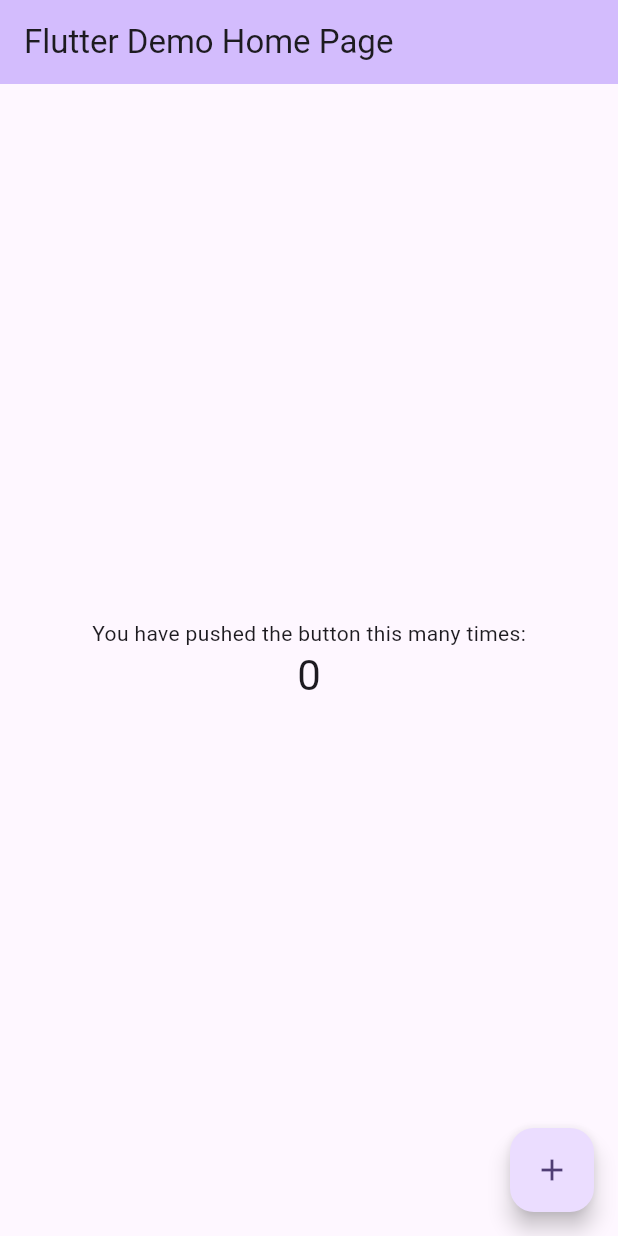
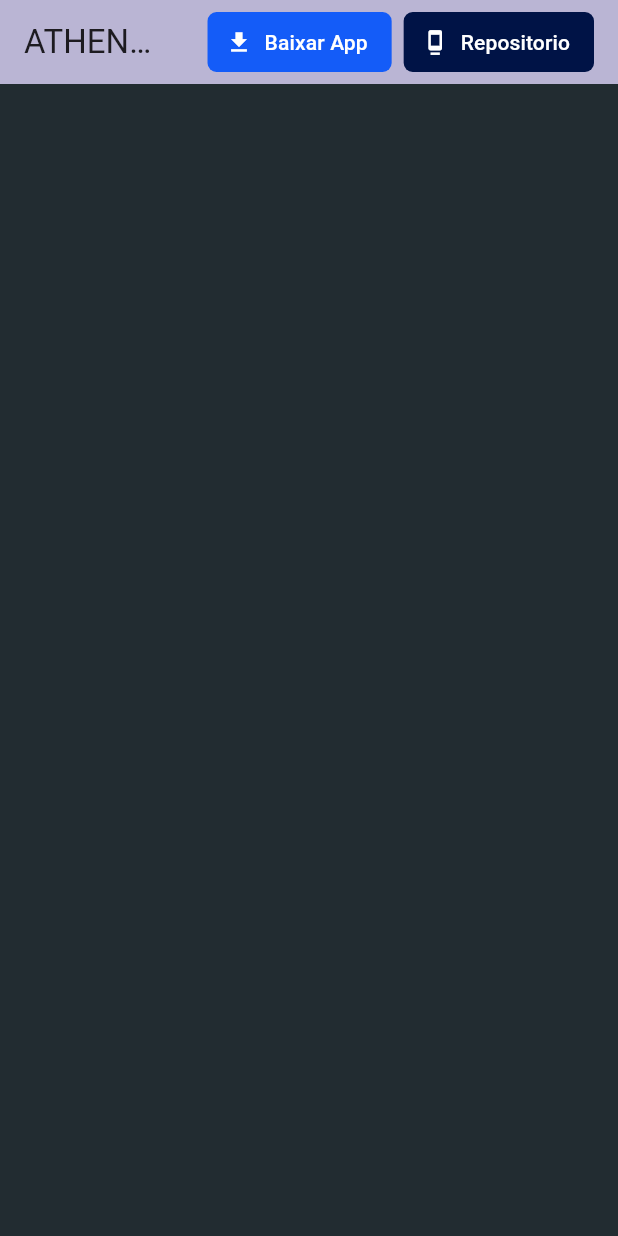
Before and after one commit to ianpage08/Athena-Academy-Website, a Flutter app: the screen it shows after launch, on a phone screen of 412 x 824 dp. Run offline on Flutter 3.47's test engine with Material 3 defaults, Android fonts, the light colour scheme and no system bars.

Commit message:
feat: construção do nav bar e botoes de ação

```diff
--- /dev/null
+++ b/site_athena_academy/lib/app.dart
@@ -0,0 +1,19 @@
+import 'package:flutter/material.dart';
+import 'package:site_athena_academy/sections/header/header_section.dart';
+
+class App extends StatefulWidget {
+  const App({super.key});
+
+  @override
+  State<App> createState() => _AppState();
+}
+
+class _AppState extends State<App> {
+  @override
+  Widget build(BuildContext context) {
+    return Scaffold(
+      backgroundColor: const Color.fromARGB(255, 34, 44, 49),
+      appBar: HeaderSection(),
+    );
+  }
+}
--- a/site_athena_academy/lib/main.dart
+++ b/site_athena_academy/lib/main.dart
@@ -1,4 +1,5 @@
 import 'package:flutter/material.dart';
+import 'package:site_athena_academy/app.dart';
 
 void main() {
   runApp(const MyApp());
@@ -13,110 +14,10 @@ class MyApp extends StatelessWidget {
     return MaterialApp(
       title: 'Flutter Demo',
       theme: ThemeData(
-        // This is the theme of your application.
-        //
-        // TRY THIS: Try running your application with "flutter run". You'll see
-        // the application has a purple toolbar. Then, without quitting the app,
-        // try changing the seedColor in the colorScheme below to Colors.green
-        // and then invoke "hot reload" (save your changes or press the "hot
-        // reload" button in a Flutter-supported IDE, or press "r" if you used
-        // the command line to start the app).
-        //
-        // Notice that the counter didn't reset back to zero; the application
-        // state is not lost during the reload. To reset the state, use hot
-        // restart instead.
-        //
-        // This works for code too, not just values: Most code changes can be
-        // tested with just a hot reload.
         colorScheme: ColorScheme.fromSeed(seedColor: Colors.deepPurple),
       ),
-      home: const MyHomePage(title: 'Flutter Demo Home Page'),
+      debugShowCheckedModeBanner: false,
+      home: const App(),
     );
   }
 }
-
-class MyHomePage extends StatefulWidget {
-  const MyHomePage({super.key, required this.title});
-
-  // This widget is the home page of your application. It is stateful, meaning
-  // that it has a State object (defined below) that contains fields that affect
-  // how it looks.
-
-  // This class is the configuration for the state. It holds the values (in this
-  // case the title) provided by the parent (in this case the App widget) and
-  // used by the build method of the State. Fields in a Widget subclass are
-  // always marked "final".
-
-  final String title;
-
-  @override
-  State<MyHomePage> createState() => _MyHomePageState();
-}
-
-class _MyHomePageState extends State<MyHomePage> {
-  int _counter = 0;
-
-  void _incrementCounter() {
-    setState(() {
-      // This call to setState tells the Flutter framework that something has
-      // changed in this State, which causes it to rerun the build method below
-      // so that the display can reflect the updated values. If we changed
-      // _counter without calling setState(), then the build method would not be
-      // called again, and so nothing would appear to happen.
-      _counter++;
-    });
-  }
-
-  @override
-  Widget build(BuildContext context) {
-    // This method is rerun every time setState is called, for instance as done
-    // by the _incrementCounter method above.
-    //
-    // The Flutter framework has been optimized to make rerunning build methods
-    // fast, so that you can just rebuild anything that needs updating rather
-    // than having to individually change instances of widgets.
-    return Scaffold(
-      appBar: AppBar(
-        // TRY THIS: Try changing the color here to a specific color (to
-        // Colors.amber, perhaps?) and trigger a hot reload to see the AppBar
-        // change color while the other colors stay the same.
-        backgroundColor: Theme.of(context).colorScheme.inversePrimary,
-        // Here we take the value from the MyHomePage object that was created by
-        // the App.build method, and use it to set our appbar title.
-        title: Text(widget.title),
-      ),
-      body: Center(
-        // Center is a layout widget. It takes a single child and positions it
-        // in the middle of the parent.
-        child: Column(
-          // Column is also a layout widget. It takes a list of children and
-          // arranges them vertically. By default, it sizes itself to fit its
-          // children horizontally, and tries to be as tall as its parent.
-          //
-          // Column has various properties to control how it sizes itself and
-          // how it positions its children. Here we use mainAxisAlignment to
-          // center the children vertically; the main axis here is the vertical
-          // axis because Columns are vertical (the cross axis would be
-          // horizontal).
-          //
-          // TRY THIS: Invoke "debug painting" (choose the "Toggle Debug Paint"
-          // action in the IDE, or press "p" in the console), to see the
-          // wireframe for each widget.
-          mainAxisAlignment: MainAxisAlignment.center,
-          children: <Widget>[
-            const Text('You have pushed the button this many times:'),
-            Text(
-              '$_counter',
-              style: Theme.of(context).textTheme.headlineMedium,
-            ),
-          ],
-        ),
-      ),
-      floatingActionButton: FloatingActionButton(
-        onPressed: _incrementCounter,
-        tooltip: 'Increment',
-        child: const Icon(Icons.add),
-      ), // This trailing comma makes auto-formatting nicer for build methods.
-    );
-  }
-}
--- /dev/null
+++ b/site_athena_academy/lib/sections/header/header_buttons.dart
@@ -0,0 +1,47 @@
+import 'package:flutter/material.dart';
+
+class HeaderButtons extends StatefulWidget {
+  const HeaderButtons({super.key});
+
+  @override
+  State<HeaderButtons> createState() => _HeaderButtonsState();
+}
+
+class _HeaderButtonsState extends State<HeaderButtons> {
+  @override
+  Widget build(BuildContext context) {
+    return Padding(
+      padding: const EdgeInsets.symmetric(horizontal: 16),
+      child: Row(
+        children: [
+          TextButton.icon(
+            style: TextButton.styleFrom(
+              backgroundColor: const Color.fromARGB(255, 20, 92, 248),
+              foregroundColor: Colors.white,
+              shape: RoundedRectangleBorder(
+                borderRadius: BorderRadius.circular(6),
+              ),
+            ),
+            onPressed: () {},
+            label: const Text('Baixar App'),
+            icon: const Icon(Icons.download),
+          ),
+          const SizedBox(width: 8),
+
+          TextButton.icon(
+            style: TextButton.styleFrom(
+              backgroundColor: const Color.fromARGB(255, 0, 19, 70),
+              foregroundColor: Colors.white,
+              shape: RoundedRectangleBorder(
+                borderRadius: BorderRadius.circular(6),
+              ),
+            ),
+            onPressed: () {},
+            label: const Text('Repositorio'),
+            icon: const Icon(Icons.dock),
+          ),
+        ],
+      ),
+    );
+  }
+}
--- /dev/null
+++ b/site_athena_academy/lib/sections/header/header_section.dart
@@ -0,0 +1,19 @@
+import 'package:flutter/material.dart';
+import 'package:site_athena_academy/sections/header/header_buttons.dart';
+
+class HeaderSection extends StatelessWidget implements PreferredSizeWidget {
+  const HeaderSection({super.key});
+
+  @override
+  Size get preferredSize => const Size.fromHeight(kToolbarHeight);
+
+  @override
+  Widget build(BuildContext context) {
+    return AppBar(
+      title: const Text('ATHENA ACADEMY'),
+      backgroundColor: const Color.fromARGB(255, 186, 181, 212),
+
+      actions: [HeaderButtons()],
+    );
+  }
+}
--- /dev/null
+++ b/site_athena_academy/lib/sections/header/hero_section/hero_section.dart
@@ -0,0 +1,15 @@
+import 'package:flutter/material.dart';
+
+class HeroSection extends StatefulWidget {
+  const HeroSection({super.key});
+
+  @override
+  State<HeroSection> createState() => _HeroSectionState();
+}
+
+class _HeroSectionState extends State<HeroSection> {
+  @override
+  Widget build(BuildContext context) {
+    return const Placeholder();
+  }
+}
```
